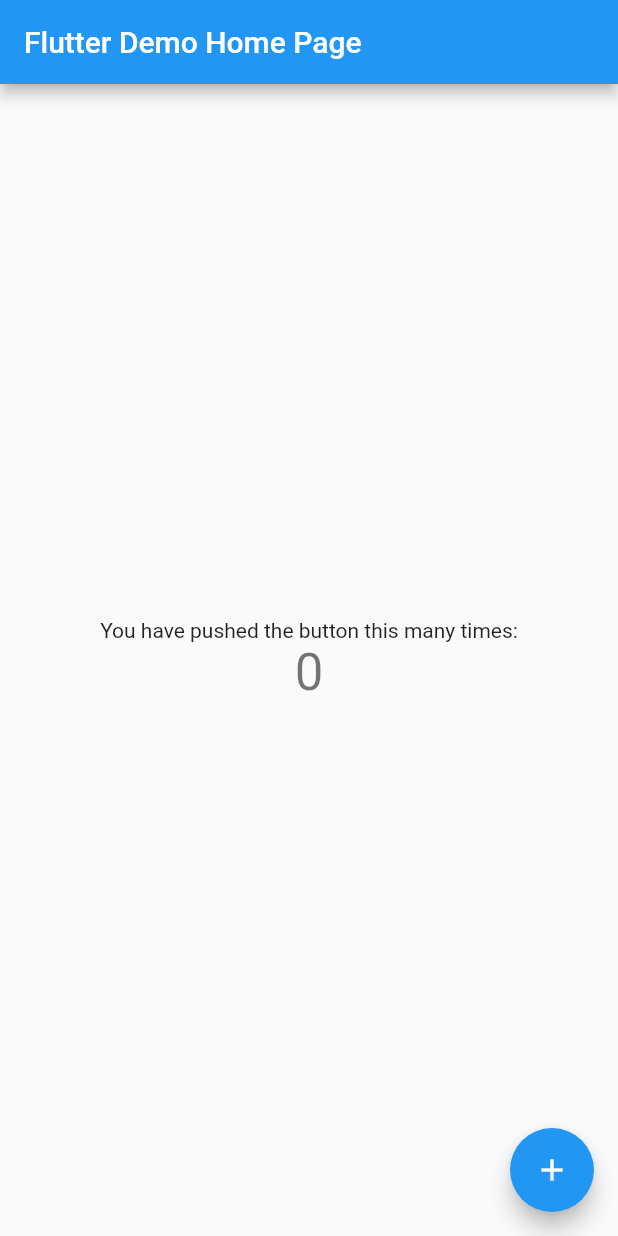
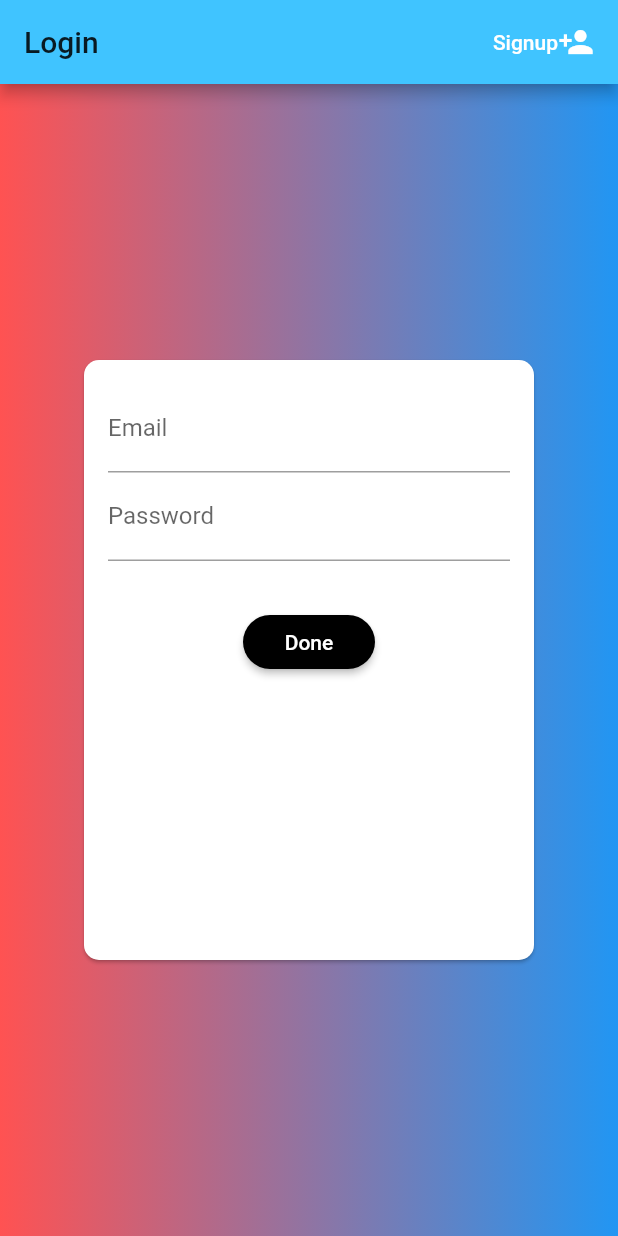
Before and after one commit to Aslisusapmaz/se380project_todo_app, a Flutter app: the screen it shows after launch, on a phone screen of 412 x 824 dp. Run offline on Flutter 3.47's test engine with Material 2 defaults, Android fonts, the phone set to English and light mode, and no system bars.

Commit message:
home, signup and login screens of the application are made.

```diff
--- a/lib/main.dart
+++ b/lib/main.dart
@@ -1,117 +1,24 @@
 import 'package:flutter/material.dart';
+import 'screens/home_screen.dart';
+import 'screens/login_screen.dart';
+import 'screens/signup_screen.dart';
 
-void main() {
-  runApp(MyApp());
-}
-
+void main() => runApp(MyApp());
 class MyApp extends StatelessWidget {
-  // This widget is the root of your application.
   @override
   Widget build(BuildContext context) {
     return MaterialApp(
-      title: 'Flutter Demo',
+      title: 'ToDo App',
       theme: ThemeData(
-        // This is the theme of your application.
-        //
-        // Try running your application with "flutter run". You'll see the
-        // application has a blue toolbar. Then, without quitting the app, try
-        // changing the primarySwatch below to Colors.green and then invoke
-        // "hot reload" (press "r" in the console where you ran "flutter run",
-        // or simply save your changes to "hot reload" in a Flutter IDE).
-        // Notice that the counter didn't reset back to zero; the application
-        // is not restarted.
-        primarySwatch: Colors.blue,
-        // This makes the visual density adapt to the platform that you run
-        // the app on. For desktop platforms, the controls will be smaller and
-        // closer together (more dense) than on mobile platforms.
-        visualDensity: VisualDensity.adaptivePlatformDensity,
+        primaryColor: Colors.lightBlueAccent,
       ),
-      home: MyHomePage(title: 'Flutter Demo Home Page'),
+      home: LoginScreen(),
+       routes: {
+         SignupScreen.routeName:(context)=>SignupScreen(),
+         LoginScreen.routeName:(context)=>LoginScreen(),
+         HomeScreen.routeName:(context)=>HomeScreen(),
+       },
+
     );
   }
 }
-
-class MyHomePage extends StatefulWidget {
-  MyHomePage({Key key, this.title}) : super(key: key);
-
-  // This widget is the home page of your application. It is stateful, meaning
-  // that it has a State object (defined below) that contains fields that affect
-  // how it looks.
-
-  // This class is the configuration for the state. It holds the values (in this
-  // case the title) provided by the parent (in this case the App widget) and
-  // used by the build method of the State. Fields in a Widget subclass are
-  // always marked "final".
-
-  final String title;
-
-  @override
-  _MyHomePageState createState() => _MyHomePageState();
-}
-
-class _MyHomePageState extends State<MyHomePage> {
-  int _counter = 0;
-
-  void _incrementCounter() {
-    setState(() {
-      // This call to setState tells the Flutter framework that something has
-      // changed in this State, which causes it to rerun the build method below
-      // so that the display can reflect the updated values. If we changed
-      // _counter without calling setState(), then the build method would not be
-      // called again, and so nothing would appear to happen.
-      _counter++;
-    });
-  }
-
-  @override
-  Widget build(BuildContext context) {
-    // This method is rerun every time setState is called, for instance as done
-    // by the _incrementCounter method above.
-    //
-    // The Flutter framework has been optimized to make rerunning build methods
-    // fast, so that you can just rebuild anything that needs updating rather
-    // than having to individually change instances of widgets.
-    return Scaffold(
-      appBar: AppBar(
-        // Here we take the value from the MyHomePage object that was created by
-        // the App.build method, and use it to set our appbar title.
-        title: Text(widget.title),
-      ),
-      body: Center(
-        // Center is a layout widget. It takes a single child and positions it
-        // in the middle of the parent.
-        child: Column(
-          // Column is also a layout widget. It takes a list of children and
-          // arranges them vertically. By default, it sizes itself to fit its
-          // children horizontally, and tries to be as tall as its parent.
-          //
-          // Invoke "debug painting" (press "p" in the console, choose the
-          // "Toggle Debug Paint" action from the Flutter Inspector in Android
-          // Studio, or the "Toggle Debug Paint" command in Visual Studio Code)
-          // to see the wireframe for each widget.
-          //
-          // Column has various properties to control how it sizes itself and
-          // how it positions its children. Here we use mainAxisAlignment to
-          // center the children vertically; the main axis here is the vertical
-          // axis because Columns are vertical (the cross axis would be
-          // horizontal).
-          mainAxisAlignment: MainAxisAlignment.center,
-          children: <Widget>[
-            Text(
-              'You have pushed the button this many times:',
-            ),
-            Text(
-              '$_counter',
-              style: Theme.of(context).textTheme.headline4,
-            ),
-          ],
-        ),
-      ),
-      floatingActionButton: FloatingActionButton(
-        onPressed: _incrementCounter,
-        tooltip: 'Increment',
-        child: Icon(Icons.add),
-      ), // This trailing comma makes auto-formatting nicer for build methods.
-    );
-  }
-}
--- a/lib/screens/login_screen.dart
+++ b/lib/screens/login_screen.dart
@@ -0,0 +1,122 @@
+import 'package:flutter/material.dart';
+import 'signup_screen.dart';
+class LoginScreen extends StatefulWidget {
+  static const routeName='/login';
+  @override
+  _LoginScreenState createState() => _LoginScreenState();
+}
+
+class _LoginScreenState extends State<LoginScreen> {
+  final GlobalKey<FormState> _formKey=GlobalKey();
+  void _done()
+  {
+
+  }
+  @override
+  Widget build(BuildContext context) {
+    return Scaffold(
+      appBar: AppBar(
+        title: Text('Login'),
+        actions: <Widget>[
+          FlatButton(
+            child: Row(
+              children:<Widget> [
+                Text('Signup'),
+                Icon(Icons.person_add)
+
+              ],
+            ),
+            textColor: Colors.white,
+            onPressed: () {
+              Navigator.of(context).pushReplacementNamed(SignupScreen.routeName);
+
+            },
+          )
+        ],
+      ),
+      body: Stack(
+        children: <Widget>[
+          Container(
+            decoration: BoxDecoration(
+              gradient: LinearGradient(
+                colors: [
+                  Colors.redAccent,
+                  Colors.blue,
+                ]
+              )
+            ),
+          ),
+          Center(
+            child: Card(
+              shape: RoundedRectangleBorder(
+                borderRadius: BorderRadius.circular(10.0),
+              ),
+              child: Container(
+                height: 400,
+                width: 300,
+                padding: EdgeInsets.all(16),
+                child: Form(
+                  key: _formKey,
+                  child: SingleChildScrollView(
+                    child: Column(
+                      children: <Widget>[
+                        TextFormField(
+                          decoration: InputDecoration(labelText: 'Email'),
+                          keyboardType: TextInputType.emailAddress,
+                          validator: (value)
+                             {
+                             if(value.isEmpty || !value.contains('@'))
+                            {
+                            return 'invalid email';
+                          }
+                          return null;
+                               },
+                          onSaved: (value)
+                              {
+
+                          },
+
+                        ),
+                        TextFormField(
+                          decoration: InputDecoration(
+                            labelText: 'Password'),
+                            obscureText:true,
+                            validator:(value)
+                              {
+                                if(value.isEmpty || value.length<=5)
+                                  {
+                                    return 'invalid password';
+                                  }
+                                return null;
+
+                                },
+                                     onSaved:(value)
+                            {
+
+                            }
+                          ),
+                        SizedBox(height: 30,),
+                        RaisedButton(
+                            child:Text('Done'),
+                        onPressed: (){
+                                 _done();
+                        },
+                          shape: RoundedRectangleBorder(
+                            borderRadius: BorderRadius.circular(30),
+                          ),
+                          color: Colors.black,
+                          textColor: Colors.white,
+                        )
+                        ],
+
+                    ),
+                  ),
+                ),
+              ),
+            ),
+          )
+        ],
+      ),
+    );
+  }
+}
```
Also changed, not shown: lib/screens/home_screen.dart (+20 -0 lines), lib/screens/signup_screen.dart (+142 -0 lines), 1 other file.
